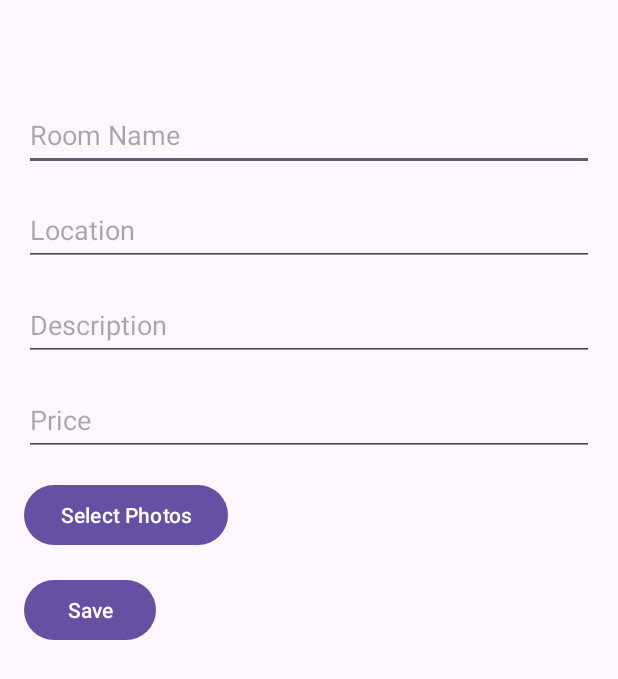
After one commit to ChinmayGawad/Student_Room_Sharing_App, an Android app: the Add_Room screen opened directly, with no data from a screen before it, on a phone screen of 412 x 824 dp. The commit adds this screen. Shown: the top 679 px of the screen. Run offline under Robolectric (Android 15) with nearby library versions, the phone set to English and light mode, and no system bars; our stand-ins replace Firebase (no records; nobody signed in at launch, a user with empty details on screens opened directly).

Commit message:
Add_Room Feature is Added

```diff
--- a/app/src/main/AndroidManifest.xml
+++ b/app/src/main/AndroidManifest.xml
@@ -14,6 +14,9 @@
         android:supportsRtl="true"
         android:theme="@style/Theme.StudentRoomSharingApp"
         tools:targetApi="31">
+        <activity
+            android:name=".Add_Room"
+            android:exported="false" />
         <activity
             android:name=".Profile_Page"
             android:exported="false" />
--- /dev/null
+++ b/app/src/main/java/com/pgshare/studentroomsharingapp/Add_Room.java
@@ -0,0 +1,127 @@
+package com.pgshare.studentroomsharingapp;
+
+import android.content.ContentResolver;
+import android.content.Intent;
+import android.net.Uri;
+import android.os.Bundle;
+import android.webkit.MimeTypeMap;
+import android.widget.Button;
+import android.widget.EditText;
+import android.widget.Toast;
+
+import androidx.annotation.Nullable;
+import androidx.appcompat.app.AppCompatActivity;
+
+import com.google.firebase.database.DatabaseReference;
+import com.google.firebase.database.FirebaseDatabase;
+import com.google.firebase.storage.FirebaseStorage;
+import com.google.firebase.storage.StorageReference;
+
+public class Add_Room extends AppCompatActivity {
+
+    private EditText editTextRoomName, editTextLocation, editTextDescription, editTextPrice;
+    private DatabaseReference databaseReference;
+    private StorageReference storageReference;
+    private Uri imageUri;
+
+    private static final int PICK_IMAGE_REQUEST = 1;
+
+    @Override
+    protected void onCreate(Bundle savedInstanceState) {
+        super.onCreate(savedInstanceState);
+        setContentView(R.layout.activity_add_room);
+
+        editTextRoomName = findViewById(R.id.editTextRoomName);
+        editTextLocation = findViewById(R.id.editTextLocation);
+        editTextDescription = findViewById(R.id.editTextDescription);
+        editTextPrice = findViewById(R.id.editTextPrice);
+        Button buttonSelectImage = findViewById(R.id.buttonSelectImages);
+        Button buttonSave = findViewById(R.id.buttonSave);
+
+        databaseReference = FirebaseDatabase.getInstance().getReference("Rooms");
+        storageReference = FirebaseStorage.getInstance().getReference("RoomImages");
+
+        buttonSelectImage.setOnClickListener(v -> openFileChooser());
+        buttonSave.setOnClickListener(v -> saveRoom());
+    }
+
+    private void openFileChooser() {
+        Intent intent = new Intent();
+        intent.setType("image/*");
+        intent.setAction(Intent.ACTION_GET_CONTENT);
+        startActivityForResult(intent, PICK_IMAGE_REQUEST);
+    }
+
+    @Override
+    protected void onActivityResult(int requestCode, int resultCode, @Nullable Intent data) {
+        super.onActivityResult(requestCode, resultCode, data);
+
+        if (requestCode == PICK_IMAGE_REQUEST && resultCode == RESULT_OK
+                && data != null && data.getData() != null) {
+            imageUri = data.getData();
+        }
+    }
+
+    private void saveRoom() {
+        String roomName = editTextRoomName.getText().toString().trim();
+        String location = editTextLocation.getText().toString().trim();
+        String description = editTextDescription.getText().toString().trim();
+        String price = editTextPrice.getText().toString().trim();
+
+        if (roomName.isEmpty()) {
+            editTextRoomName.setError("Room name required");
+            editTextRoomName.requestFocus();
+            return;
+        } else if (location.isEmpty()) {
+            editTextLocation.setError("Room name required");
+            editTextLocation.requestFocus();
+            return;
+        }else if (description.isEmpty()) {
+            editTextDescription.setError("Room name required");
+            editTextDescription.requestFocus();
+            return;
+        } else if (price.isEmpty()) {
+            editTextPrice.setError("Room name required");
+            editTextPrice.requestFocus();
+            return;
+        }else if (imageUri == null) {
+            Toast.makeText(this, "Please select an image", Toast.LENGTH_SHORT).show();
+            return;
+        }else {
+
+        StorageReference fileReference = storageReference.child(System.currentTimeMillis() + "." + getFileExtension(imageUri));
+        fileReference.putFile(imageUri)
+                .addOnSuccessListener(taskSnapshot -> {
+                    // Get the download URL and save room details with image URL
+                    fileReference.getDownloadUrl().addOnSuccessListener(uri -> {
+                        String imageUrl = uri.toString();
+                        String id = databaseReference.push().getKey();
+                        Room room = new Room(id, roomName, location, description, price, imageUrl);
+                        databaseReference.child(id).setValue(room)
+                                .addOnCompleteListener(task -> {
+                                    if (task.isSuccessful()) {
+                                        Toast.makeText(Add_Room.this, "Room saved", Toast.LENGTH_SHORT).show();
+                                        // Clear EditText fields
+                                        editTextRoomName.setText("");
+                                        editTextLocation.setText("");
+                                        editTextDescription.setText("");
+                                        editTextPrice.setText("");
+                                    } else {
+                                        Toast.makeText(Add_Room.this, "Failed to save room", Toast.LENGTH_SHORT).show();
+                                    }
+                                });
+                    });
+                })
+                .addOnFailureListener(e -> {
+                    Toast.makeText(Add_Room.this, "Upload failed: " + e.getMessage(), Toast.LENGTH_SHORT).show();
+                });
+        }
+    }
+
+    // Method to get the file extension of the image
+    private String getFileExtension(Uri uri) {
+        ContentResolver contentResolver = getContentResolver();
+        MimeTypeMap mimeTypeMap = MimeTypeMap.getSingleton();
+        return mimeTypeMap.getExtensionFromMimeType(contentResolver.getType(uri));
+    }
+}
--- a/app/src/main/java/com/pgshare/studentroomsharingapp/MainActivity.java
+++ b/app/src/main/java/com/pgshare/studentroomsharingapp/MainActivity.java
@@ -16,7 +16,7 @@ public class MainActivity extends AppCompatActivity {
     }
 
     public void Pg(View view) {
-        startActivity(new Intent(MainActivity.this, Profile_Page.class));
+        startActivity(new Intent(MainActivity.this, Add_Room.class));
     }
 
     public void Owner(View view) {
--- /dev/null
+++ b/app/src/main/res/layout/activity_add_room.xml
@@ -0,0 +1,67 @@
+
+<LinearLayout xmlns:android="http://schemas.android.com/apk/res/android"
+    android:layout_width="match_parent"
+    android:layout_height="match_parent"
+    xmlns:tools="http://schemas.android.com/tools"
+    android:orientation="vertical"
+    android:padding="16dp"
+    tools:context=".Add_Room">
+
+
+    <EditText
+        android:id="@+id/editTextRoomName"
+        android:layout_width="match_parent"
+        android:layout_height="wrap_content"
+        android:layout_marginTop="50dp"
+        android:autofillHints="@string/room_name"
+        android:hint="@string/room_name"
+        android:minHeight="48dp"
+        tools:ignore="TextFields" />
+
+    <EditText
+        android:id="@+id/editTextLocation"
+        android:layout_width="match_parent"
+        android:layout_height="wrap_content"
+        android:autofillHints="@string/location"
+        android:hint="@string/location"
+        android:minHeight="48dp"
+        android:layout_marginTop="15dp"
+        tools:ignore="TextFields" />
+
+    <EditText
+        android:id="@+id/editTextDescription"
+        android:layout_width="match_parent"
+        android:layout_height="wrap_content"
+        android:layout_marginTop="15dp"
+        android:autofillHints="@string/description"
+        android:hint="@string/description"
+        android:minHeight="48dp"
+        tools:ignore="TextFields" />
+
+    <EditText
+        android:id="@+id/editTextPrice"
+        android:layout_width="match_parent"
+        android:layout_height="wrap_content"
+        android:inputType="numberDecimal"
+        android:hint="@string/price"
+        android:layout_marginTop="15dp"
+        android:minHeight="48dp"
+        android:autofillHints="@string/price" />
+
+    <!-- Add ImageView or ImagePicker for handling images -->
+
+    <Button
+        android:id="@+id/buttonSelectImages"
+        android:layout_width="wrap_content"
+        android:layout_height="wrap_content"
+        android:layout_marginTop="15dp"
+        android:text="@string/select_photos" />
+
+
+    <Button
+        android:id="@+id/buttonSave"
+        android:layout_width="wrap_content"
+        android:layout_height="wrap_content"
+        android:layout_marginTop="15dp"
+        android:text="@string/save" />
+</LinearLayout>
--- a/app/src/main/res/layout/activity_login.xml
+++ b/app/src/main/res/layout/activity_login.xml
@@ -50,7 +50,7 @@
         <com.google.android.material.textfield.TextInputEditText
             android:id="@+id/PasswordEt"
             android:layout_width="match_parent"
-            android:layout_height="wrap_content"
+            android:layout_height="61dp"
             tools:ignore="VisualLintTextFieldSize,TextContrastCheck" />
 
     </com.google.android.material.textfield.TextInputLayout>
--- a/app/src/main/res/layout/activity_profile_page.xml
+++ b/app/src/main/res/layout/activity_profile_page.xml
@@ -15,7 +15,7 @@
         android:layout_marginBottom="24dp"
         android:padding="4dp"
         android:text="@string/profile"
-        android:textColor="@color/Black"
+        android:textColor="@color/black"
         android:textSize="48sp"
         app:layout_constraintBottom_toTopOf="@+id/ProfileUserName"
         app:layout_constraintEnd_toEndOf="parent"
--- a/app/src/main/res/values/colors.xml
+++ b/app/src/main/res/values/colors.xml
@@ -139,5 +139,5 @@
     <color name="MediumBlue">#0000CD</color>
     <color name="DarkBlue">#00008B</color>
     <color name="Navy">#000080</color>
-    <color name="Black">#000000</color>
+    <color name="black">#000000</color>
 </resources>
```
Also changed, not shown: app/src/main/java/com/pgshare/studentroomsharingapp/Room.java (added, +58 -0 lines).
